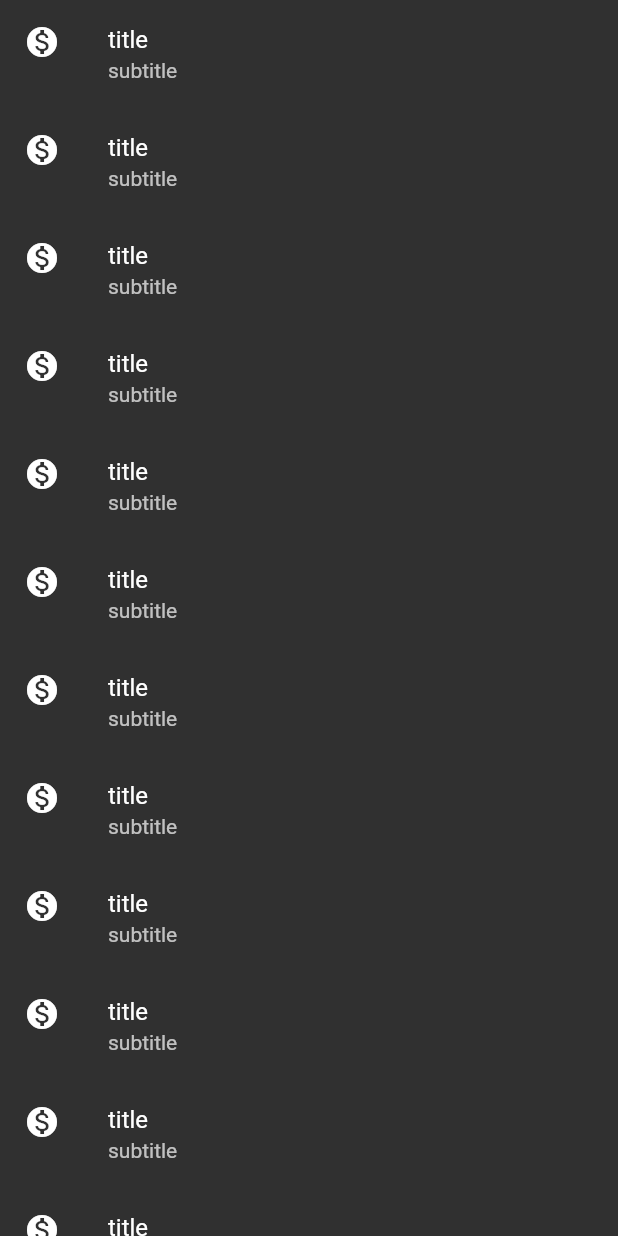
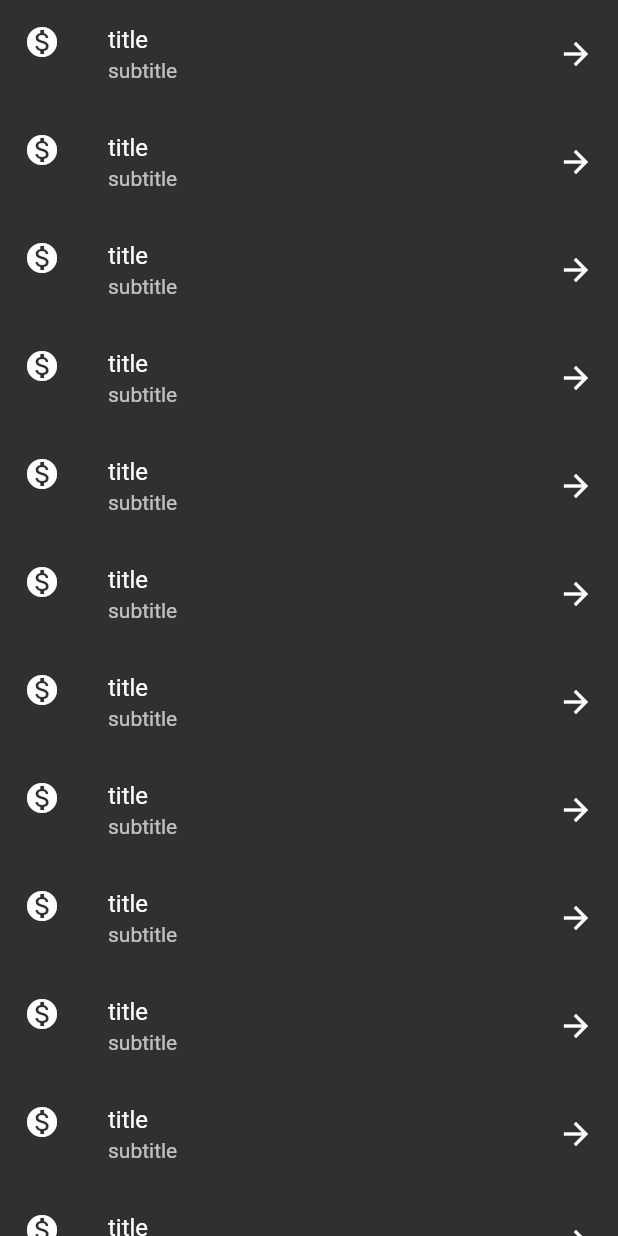
Before and after one commit to m3098/cryptocoin, a Flutter app: the screen it shows after launch, on a phone screen of 412 x 824 dp. Run offline on Flutter 3.47's test engine with Material 2 defaults, Android fonts, the phone set to English and light mode, and no system bars.

Commit message:
декомпозиция

```diff
--- a/lib/features/coin_list/view/coin_list_screen.dart
+++ b/lib/features/coin_list/view/coin_list_screen.dart
@@ -1,4 +1,5 @@
 import 'package:flutter/material.dart';
+import '../widgets/widgets.dart';
 
 class CoinListScreen extends StatelessWidget {
   const CoinListScreen({super.key});
@@ -9,11 +10,7 @@ class CoinListScreen extends StatelessWidget {
       body: ListView.builder(
         itemCount: 100,
         itemBuilder: (BuildContext context, int index) {
-          return const ListTile(
-            title: Text("title"),
-            subtitle: Text("subtitle"),
-            leading: Icon(Icons.monetization_on),
-          );
+          return const CoinListElement();
         },
       ),
     );
--- /dev/null
+++ b/lib/features/coin_list/widgets/coin_list_element.dart
@@ -0,0 +1,17 @@
+import 'package:flutter/material.dart';
+
+class CoinListElement extends StatelessWidget {
+  const CoinListElement({
+    super.key,
+  });
+
+  @override
+  Widget build(BuildContext context) {
+    return const ListTile(
+      title: Text("title"),
+      subtitle: Text("subtitle"),
+      leading: Icon(Icons.monetization_on),
+      trailing: Icon(Icons.arrow_forward_sharp),
+    );
+  }
+}
--- /dev/null
+++ b/lib/features/coin_list/widgets/widgets.dart
@@ -0,0 +1 @@
+export 'coin_list_element.dart';
```
